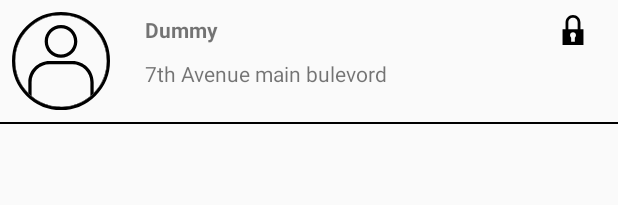
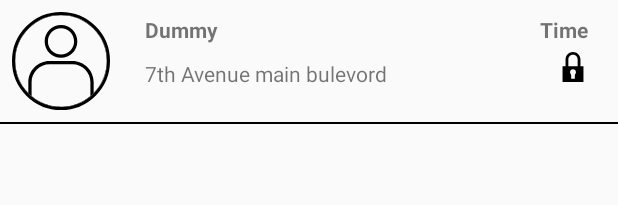
Before and after one commit to sniperking69/DORA, an Android app: the layout msg_layout.xml on its own in the app's theme, with its tools: preview values and no code run, on a phone screen of 412 x 824 dp. Shown: the top 205 px of the screen. Run offline under Robolectric (Android 15) with nearby library versions, the phone set to English and light mode, and no system bars.

Commit message:
msg layout

```diff
--- a/app/src/main/res/layout/msg_layout.xml
+++ b/app/src/main/res/layout/msg_layout.xml
@@ -31,12 +31,15 @@
         android:layout_marginLeft="15dp"
         android:layout_marginTop="10dp"
         />
+
+
     <ImageView
         android:layout_width="20dp"
         android:layout_height="20dp"
         android:src="@drawable/locked"
         android:layout_marginRight="20dp"
-        android:layout_marginTop="10dp"
+        android:layout_below="@id/time"
+        android:layout_marginTop="5dp"
         android:layout_alignParentRight="true"
         />
     <View
@@ -46,6 +49,18 @@
         android:background="#000000"
 
         />
+    <TextView
+        android:layout_width="wrap_content"
+        android:layout_height="wrap_content"
+        android:id="@+id/time"
+        android:text="Time"
+        android:layout_alignParentRight="true"
+        android:layout_marginRight="20dp"
+        android:layout_marginTop="10dp"
+        android:textStyle="bold"
+
+        />
+
 
 
 
```
